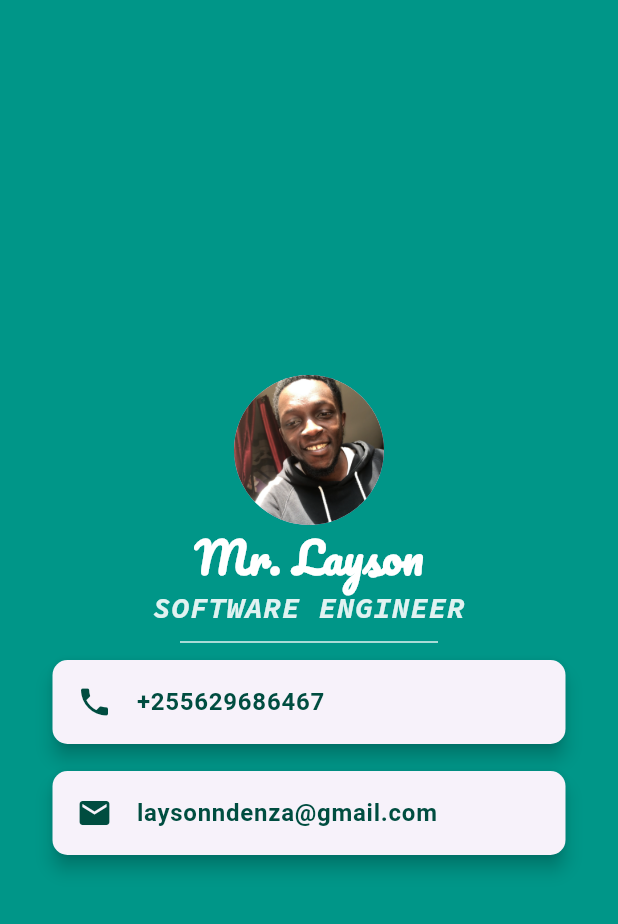
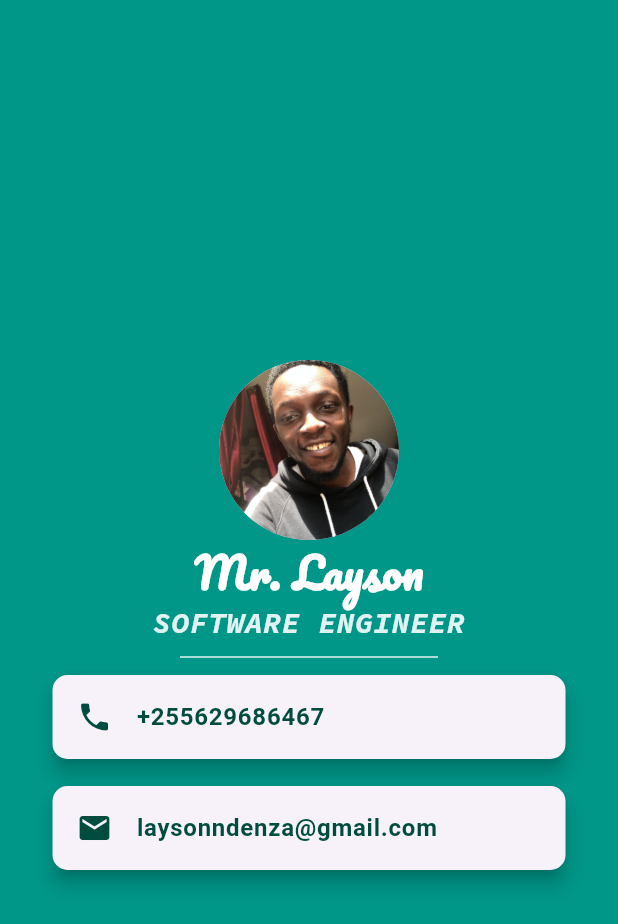
Before and after one commit to CEO-LAYSON/Contact-Card-App, a Flutter app: the screen it shows after launch, on a phone screen of 412 x 824 dp. Shown: the top 924 px of the screen. Run offline on Flutter 3.47's test engine with Material 3 defaults, Android fonts, the phone set to English and light mode, and no system bars.

Commit message:
modified the radius of avatar from 50 to 60

```diff
--- a/lib/screens/LandingPage.dart
+++ b/lib/screens/LandingPage.dart
@@ -12,7 +12,7 @@ class LandingPage extends StatelessWidget {
           mainAxisAlignment: MainAxisAlignment.center,
           children: [
             CircleAvatar(
-              radius: 50,
+              radius: 60,
               backgroundImage: AssetImage('images/profile.PNG'),
             ),
             Text(
```
